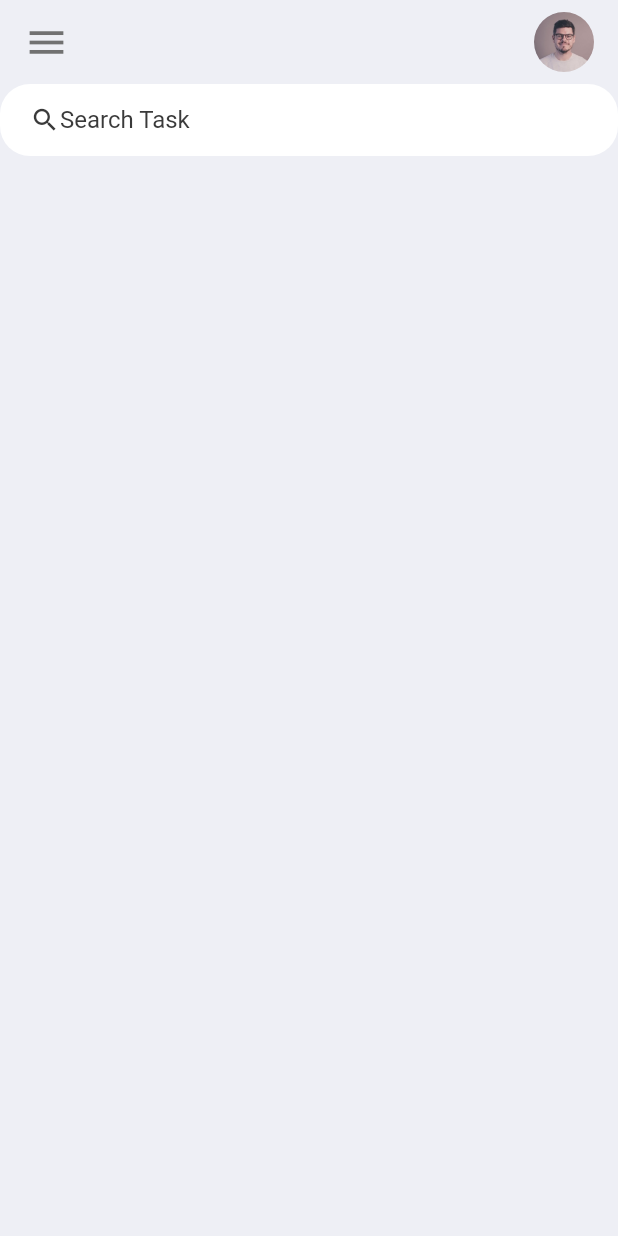
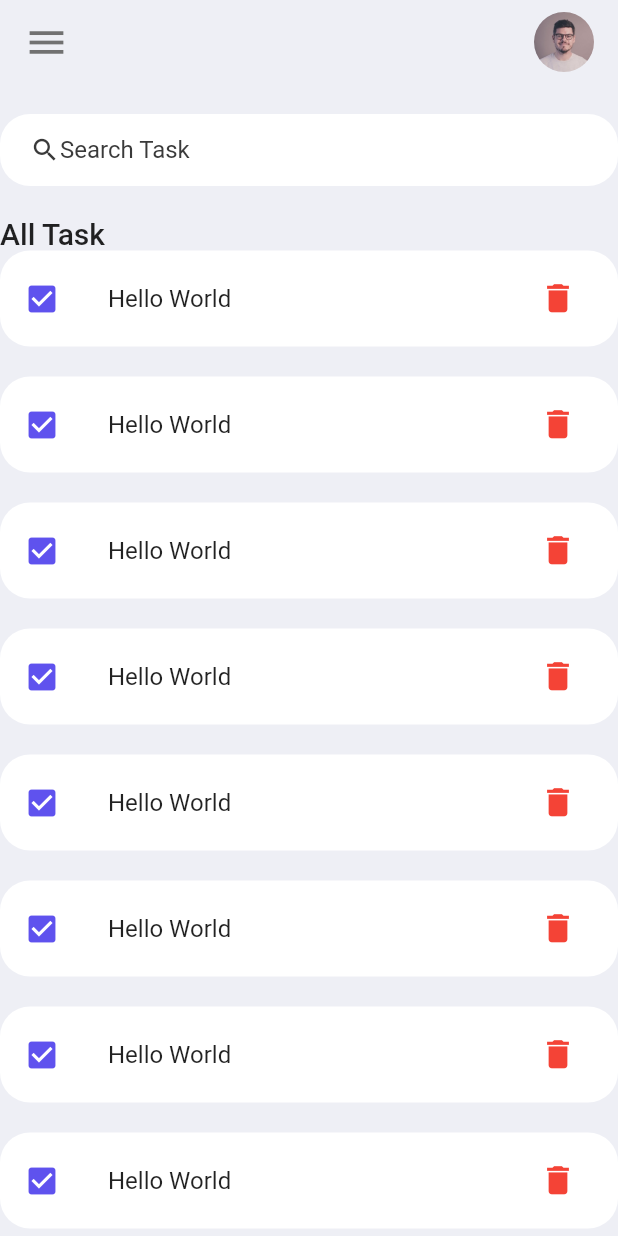
Before and after one commit to mominnawaf/todo_flutter, a Flutter app: the screen it shows after launch, on a phone screen of 412 x 824 dp. Run offline on Flutter 3.47's test engine with Material 2 defaults, Android fonts, the phone set to English and light mode, and no system bars.

Commit message:
todoItem Ui added

```diff
--- a/lib/main.dart
+++ b/lib/main.dart
@@ -1,7 +1,9 @@
 import 'package:flutter/material.dart';
 import 'package:flutter/services.dart';
-import 'package:todo/appbar.dart';
+import 'package:todo/app_bar.dart';
+import 'package:todo/search_box.dart';
 import 'package:todo/constants/constants.dart';
+import 'package:todo/todo_item.dart';
 
 void main() {
   runApp(const MyApp());
@@ -26,24 +28,29 @@ class _MyAppState extends State<MyApp> {
         appBar: const MyAppBar(),
         body: Column(children: [
           Container(
-            padding: const EdgeInsets.symmetric(horizontal: 20),
-            decoration: BoxDecoration(
-                color: Colors.white, borderRadius: BorderRadius.circular(20)),
-            child: const TextField(
-              decoration: InputDecoration(
-                  contentPadding: EdgeInsets.all(10),
-                  prefixIcon: Icon(
-                    Icons.search,
-                    color: tdBlack,
-                    size: 20,
-                  ),
-                  prefixIconConstraints:
-                      BoxConstraints(maxHeight: 20, maxWidth: 20),
-                  hintText: "Search Task",
-                  hintStyle: TextStyle(color: tdBlack),
-                  border: InputBorder.none),
-            ),
-          )
+              margin: const EdgeInsets.only(top: 20, bottom: 20),
+              padding: const EdgeInsets.symmetric(horizontal: 20),
+              decoration: BoxDecoration(
+                  color: Colors.white, borderRadius: BorderRadius.circular(20)),
+              child: const SearchBox()),
+          Expanded(
+              child: ListView(
+            children: const [
+              Text(
+                "All Task",
+                style: TextStyle(fontSize: 20, fontWeight: FontWeight.w500),
+              ),
+              TodoItem(),
+              TodoItem(),
+              TodoItem(),
+               TodoItem(),
+              TodoItem(),
+              TodoItem(),
+               TodoItem(),
+              TodoItem(),
+              TodoItem(),
+            ],
+          ))
         ]),
       ),
     );
--- /dev/null
+++ b/lib/search_box.dart
@@ -0,0 +1,23 @@
+import 'package:flutter/material.dart';
+import 'constants/constants.dart';
+
+class SearchBox extends StatelessWidget {
+  const SearchBox({super.key});
+
+  @override
+  Widget build(BuildContext context) {
+    return const TextField(
+      decoration: InputDecoration(
+          contentPadding: EdgeInsets.all(10),
+          prefixIcon: Icon(
+            Icons.search,
+            color: tdBlack,
+            size: 20,
+          ),
+          prefixIconConstraints: BoxConstraints(maxHeight: 20, maxWidth: 20),
+          hintText: "Search Task",
+          hintStyle: TextStyle(color: tdBlack),
+          border: InputBorder.none),
+    );
+  }
+}
--- /dev/null
+++ b/lib/todo_item.dart
@@ -0,0 +1,41 @@
+import 'package:flutter/material.dart';
+import 'package:todo/constants/constants.dart';
+
+class TodoItem extends StatelessWidget {
+  const TodoItem({super.key});
+
+  void handleItemPress() {
+    print("item pressed");
+  }
+
+  void deleteItem() {
+    print("delete");
+  }
+
+  @override
+  Widget build(BuildContext context) {
+    return Container(
+        margin: const EdgeInsets.only(bottom: 20),
+        child: ListTile(
+          tileColor: Colors.white,
+          onTap: handleItemPress,
+          shape:
+              RoundedRectangleBorder(borderRadius: BorderRadius.circular(20)),
+          contentPadding:
+              const EdgeInsets.symmetric(horizontal: 16, vertical: 4),
+          leading: const Icon(
+            Icons.check_box,
+            color: tdBlue,
+          ),
+          title: const Text("Hello World"),
+          trailing: IconButton(
+            icon: const Icon(
+              Icons.delete,
+              color: Colors.red,
+              size: 25,
+            ),
+            onPressed: deleteItem,
+          ),
+        ));
+  }
+}
```
Also changed, not shown: lib/app_bar.dart (renamed from lib/appbar.dart).
